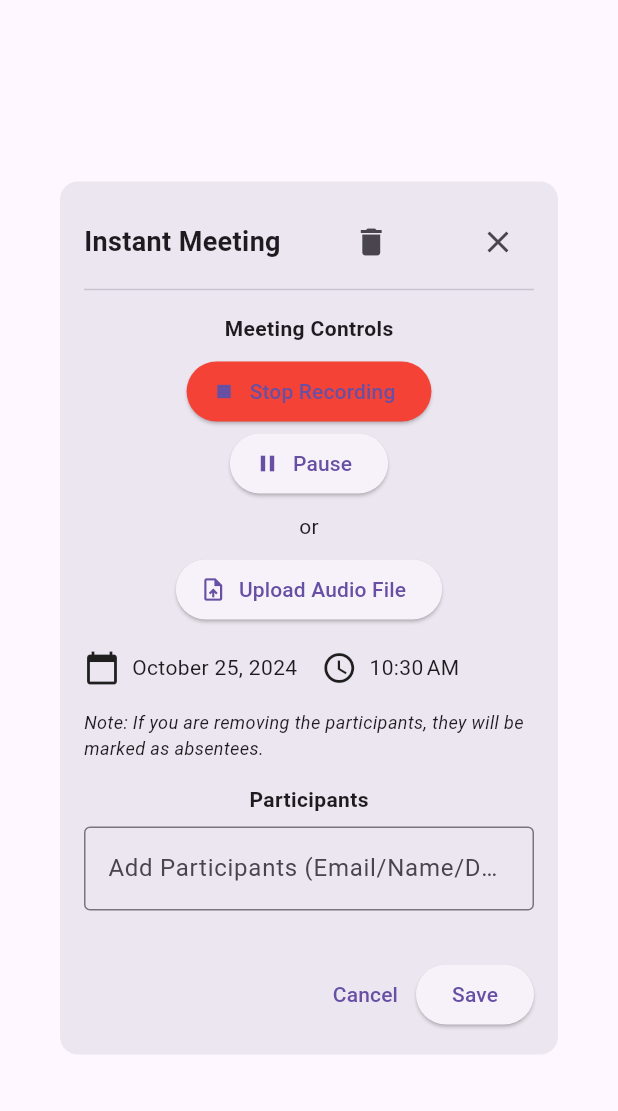
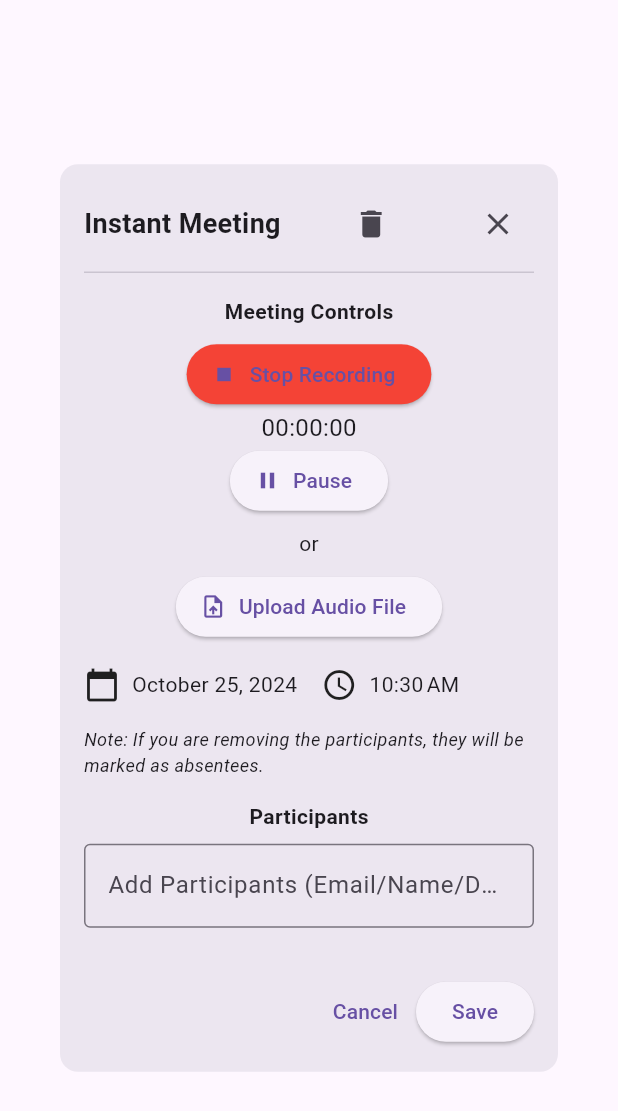
Before and after one commit to Aviraj-Singh/mobile_app, a Flutter app: the InstantMeetingModal widget shown alone on an empty page, opened directly with empty values, after a tap on "Start Recording", on a phone screen of 412 x 824 dp. Shown: the top 1111 px of the screen. Run offline on Flutter 3.47's test engine with Material 3 defaults, Android fonts, the light colour scheme and no system bars; our stand-ins replace audioplayers, file_picker, flutter_svg, fluttertoast, just_audio, jwt_decoder and 4 more; missing offline and left inert: record; accounts and stored records are empty; network calls fail.

Commit message:
update: bug fixes

```diff
--- a/lib/instant_meeting.dart
+++ b/lib/instant_meeting.dart
@@ -65,6 +65,7 @@ class _InstantMeetingModalState extends State<InstantMeetingModal> {
   final stopwatch = Stopwatch();
   Timer? _timer;
   String timePassed = '';
+  String finalDuration = '';
 
   @override
   void initState() {
@@ -310,6 +311,7 @@ class _InstantMeetingModalState extends State<InstantMeetingModal> {
         isRecording = false;
         processing = true;
       });
+      finalDuration = formatTime(timePassed);
       stopwatch.stop();
       stopwatch.reset();
       String? path = await recorder.stop();
@@ -421,6 +423,17 @@ class _InstantMeetingModalState extends State<InstantMeetingModal> {
     }
   }
 
+  String formatTime(String seconds) {
+    if (seconds.isEmpty) {
+      return '00:00:00';
+    }
+    int sec = int.parse(seconds);
+    int hours = sec ~/ 3600;
+    int minutes = (sec ~/ 60) % 60;
+    sec = sec % 60;
+    return '${hours.toString().padLeft(2, '0')}:${minutes.toString().padLeft(2, '0')}:${sec.toString().padLeft(2, '0')}';
+  }
+
   @override
   Widget build(BuildContext context) {
     return Dialog(
@@ -476,6 +489,10 @@ class _InstantMeetingModalState extends State<InstantMeetingModal> {
                       ),
                     ),
                     const SizedBox(width: 16),
+                    Text(
+                      isRecording ? formatTime(timePassed) : '',
+                      style: const TextStyle(fontSize: 16),
+                    ),
                     if (isRecording && !recorderPaused)
                       ElevatedButton.icon(
                         onPressed: pauseRecording,
@@ -499,15 +516,6 @@ class _InstantMeetingModalState extends State<InstantMeetingModal> {
                   label: const Text("Upload Audio File"),
                 ),
                 const SizedBox(height: 16),
-                // if (audioFile != null)
-                //   Column(
-                //     children: [
-                //       Text(
-                //           "Recorded/Selected Audio: ${audioFile?.path.split('/').last}"),
-                //       const SizedBox(height: 8),
-                //     ],
-                //   ),
-
                 if (processing &&
                     (uploadedFilePath.isNotEmpty ||
                         recordedAudioPath.isNotEmpty))
@@ -518,21 +526,31 @@ class _InstantMeetingModalState extends State<InstantMeetingModal> {
                             ? 'Selected File: ${uploadedFilePath.split('/').last}'
                             : '',
                       ),
-                      recordedAudioPath.isNotEmpty ? IconButton(
-                        icon: Icon(isPlaying ? Icons.pause : Icons.play_arrow),
-                        onPressed: () {
-                          playRecording(recordedAudioPath);
-                        },
-                      ): const Text(''),
                       recordedAudioPath.isNotEmpty
-                          ? IconButton(
-                              icon: const Icon(Icons.delete),
-                              onPressed: deleteRecording,
+                          ? Row(
+                              mainAxisAlignment: MainAxisAlignment
+                                  .spaceEvenly, // Adjust alignment here
+                              children: [
+                                Text(
+                                    'Duration: $finalDuration'), // Format the final duration
+                                IconButton(
+                                  icon: Icon(isPlaying
+                                      ? Icons.pause
+                                      : Icons.play_arrow),
+                                  onPressed: () {
+                                    playRecording(recordedAudioPath);
+                                  },
+                                ),
+                                IconButton(
+                                  icon: const Icon(Icons.delete),
+                                  onPressed: deleteRecording,
+                                ),
+                              ],
                             )
                           : const Text(''),
-                      recordedAudioPath.isNotEmpty
-                          ? const Text('Press to Delete Recording')
-                          : const Text(''),
+                      // recordedAudioPath.isNotEmpty
+                      //     ? const Text('Press to Delete Recording')
+                      //     : const Text(''),
                     ],
                   ),
                 Row(
--- a/lib/meeting_details.dart
+++ b/lib/meeting_details.dart
@@ -1,4 +1,4 @@
-import 'dart:convert'; // Import to use jsonDecode
+import 'dart:convert';
 import 'package:flutter/material.dart';
 
 class MeetingDetailsTabs extends StatelessWidget {
```
Also changed, not shown: flutter_launcher_icons.yaml (added, +10 -0 lines), lib/action_items.dart (+42 -22 lines), lib/api_service.dart (+26 -0 lines), lib/dashboard.dart (+28 -12 lines), lib/meeting_minutes.dart (+42 -1 lines), lib/talk_time.dart (+14 -16 lines), pubspec.yaml (+7 -4 lines), pubspec.lock, 41 other files.
